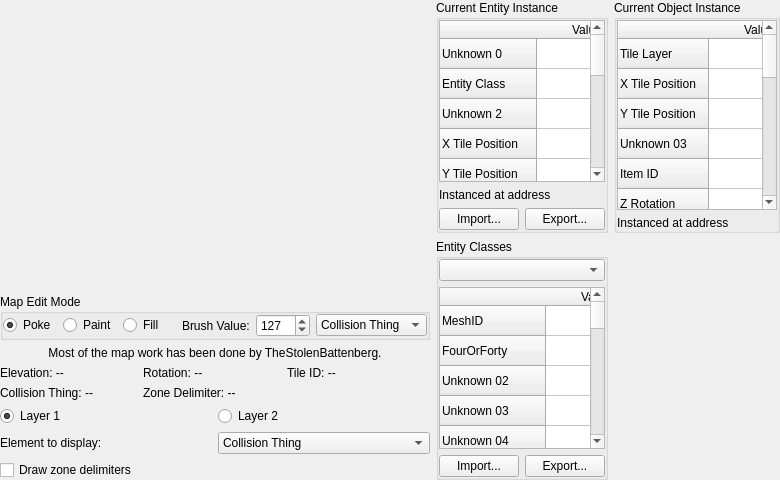
The window that Tools/KFModTool/mapeditwidget.ui (IvanDSM/KingsFieldRE) describes before a commit, drawn with Qt 5.
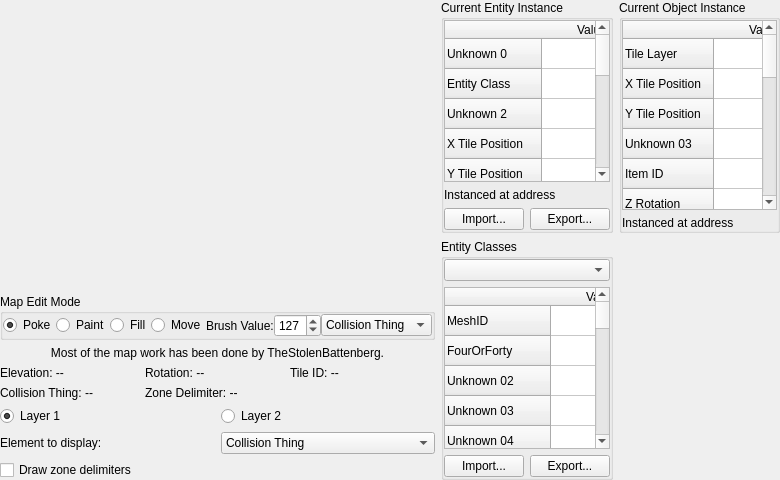
The same window after the commit. Icons and pictures are not drawn. Custom widgets are drawn as their Qt base class.

Commit message: KFModTool: Starting move support, emscripten stuff and TFile refactor

```diff
--- a/Tools/KFModTool/mapeditwidget.ui
+++ b/Tools/KFModTool/mapeditwidget.ui
@@ -91,6 +91,9 @@
          <string>Map Edit Mode</string>
         </property>
         <layout class="QHBoxLayout" name="horizontalLayout_4">
+         <property name="spacing">
+          <number>0</number>
+         </property>
          <property name="leftMargin">
           <number>0</number>
          </property>
@@ -127,6 +130,13 @@
            </property>
           </widget>
          </item>
+         <item>
+          <widget class="QRadioButton" name="moveModeButton">
+           <property name="text">
+            <string>Move</string>
+           </property>
+          </widget>
+         </item>
          <item>
           <widget class="QLabel" name="brushLabel">
            <property name="text">
```
The commit also changes 9 other files.
